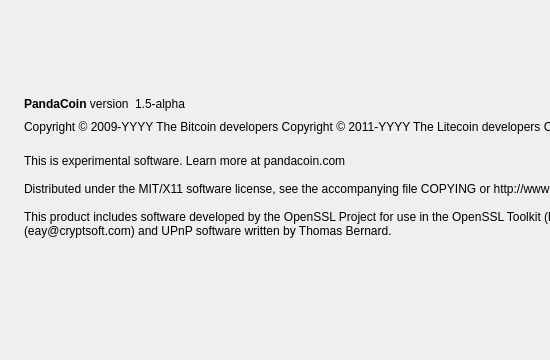
Above: src/qt/forms/aboutdialog.ui from coinkeeper/2015-04-19_21-22_pandacoin before the change; both pictures show x 0 to 550 and y 0 to 360 of the 993 by 360 pixel window. Below: the same form after it.
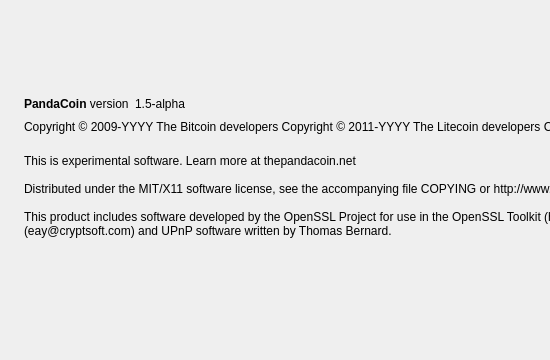
That is the form after the change. Icons and pictures are not drawn.

Commit message: Update about dialog. Add checkpoint.

Diff of the .ui file:
```diff
--- a/src/qt/forms/aboutdialog.ui
+++ b/src/qt/forms/aboutdialog.ui
@@ -111,7 +111,7 @@
        </property>
        <property name="text">
         <string>
-This is experimental software. Learn more at pandacoin.com
+This is experimental software. Learn more at thepandacoin.net
 
 Distributed under the MIT/X11 software license, see the accompanying file COPYING or http://www.opensource.org/licenses/mit-license.php.
 
```
The commit also changes 1 other file.
